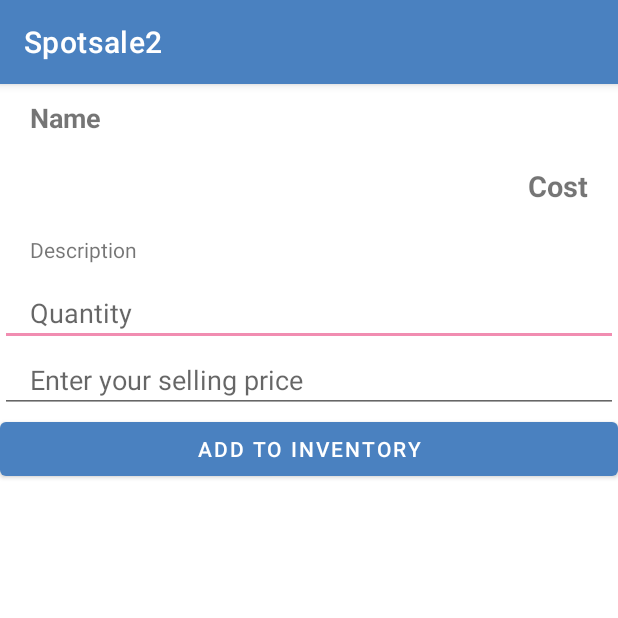
After one commit to Aditi-hande/Spotsale2, an Android app: the SellerProductActivity screen opened directly, with no data from a screen before it, on a phone screen of 412 x 824 dp, the top half of it. The commit adds this screen. Run offline under Robolectric (Android 15) with nearby library versions, the phone set to English and light mode, and no system bars; our stand-ins replace Firebase (no records; nobody signed in at launch, a user with empty details on screens opened directly), Picasso; 4 statements that could not run were skipped.

Commit message:
inventory added

```diff
--- a/app/src/main/AndroidManifest.xml
+++ b/app/src/main/AndroidManifest.xml
@@ -16,7 +16,9 @@
         android:supportsRtl="true"
         android:theme="@style/AppTheme"
         android:usesCleartextTraffic="true">
-        <activity android:name=".SellerActivity"></activity>
+        <activity android:name=".SellerProductActivity"></activity>
+        <activity android:name=".AddItemActivity" />
+        <activity android:name=".SellerActivity" />
         <activity android:name=".SubCategoryActivity" />
         <activity android:name=".CategoryActivity" />
         <activity android:name=".AddressActivity" />
--- a/app/src/main/java/com/example/ecommerce/spotsale2/CatalogActivity.java
+++ b/app/src/main/java/com/example/ecommerce/spotsale2/CatalogActivity.java
@@ -234,6 +234,7 @@ public class CatalogActivity extends AppCompatActivity
         if (id == R.id.nav_wishlist) {
 
         } else if (id == R.id.nav_categories) {
+            startActivity(new Intent(getApplicationContext(),CategoryActivity.class));
 
         } else if (id == R.id.nav_orders) {
 
--- /dev/null
+++ b/app/src/main/java/com/example/ecommerce/spotsale2/SellerProductActivity.java
@@ -0,0 +1,94 @@
+package com.example.ecommerce.spotsale2;
+
+import androidx.appcompat.app.AppCompatActivity;
+
+import android.os.Bundle;
+import android.view.View;
+import android.widget.Button;
+import android.widget.EditText;
+import android.widget.ImageView;
+import android.widget.TextView;
+
+import com.example.ecommerce.spotsale2.DatabaseClasses.Inventory;
+import com.example.ecommerce.spotsale2.DatabaseClasses.Product;
+import com.google.android.material.snackbar.Snackbar;
+import com.google.firebase.auth.FirebaseAuth;
+import com.google.firebase.database.DatabaseReference;
+import com.google.firebase.database.FirebaseDatabase;
+import com.google.firebase.firestore.CollectionReference;
+import com.google.firebase.firestore.FirebaseFirestore;
+import com.squareup.picasso.Picasso;
+
+import java.util.ArrayList;
+
+public class SellerProductActivity extends AppCompatActivity {
+    private Product product;
+    private Inventory inventory;
+
+    ImageView imageView;
+    TextView nameText, costText,descText;
+    EditText qtyView,sellingcostView;
+
+    @Override
+    protected void onCreate(Bundle savedInstanceState) {
+        super.onCreate(savedInstanceState);
+        setContentView(R.layout.activity_seller_product);
+
+        product = (Product) getIntent().getSerializableExtra("product");
+        inventory=(Inventory)getIntent().getSerializableExtra("inventory") ;
+
+        imageView = findViewById(R.id.image);
+        nameText = findViewById(R.id.name);
+        costText = findViewById(R.id.cost_text);
+        descText = findViewById(R.id.description);
+        qtyView=findViewById(R.id.sell_qty);
+        sellingcostView=findViewById(R.id.sell_cost);
+
+        nameText.setText(product.getName());
+        costText.setText(String.valueOf(product.getCost()));
+        descText.setText(product.getDescription());
+
+        Picasso.get().load(product.getImageUrl()).into(imageView);
+
+        final CollectionReference db = FirebaseFirestore.getInstance()
+                .collection(getResources().getText(R.string.products).toString());
+
+        ((Button) findViewById(R.id.add_to_inventorybtn)).setOnClickListener(new View.OnClickListener() {
+
+
+
+            @Override
+            public void onClick(View v) {DatabaseReference ref = FirebaseDatabase.getInstance().getReference()
+                    .child("Inventories".toString())
+                    .child(inventory.getInventory_id());
+
+                final int qty = Integer.parseInt( qtyView.getText().toString());
+                final int sellingcost= Integer.parseInt(sellingcostView.getText().toString());
+
+
+                if(product.getCost()>sellingcost){
+                if(inventory.getProductList() == null){
+                    inventory.setProductList(new ArrayList<Product>());
+                }
+                product.setCost(sellingcost);
+                inventory.getProductList().add(product);
+                inventory.setTotal_items(inventory.getTotal_items() + qty);
+
+                ref.setValue(inventory);
+
+                /*    Decrease product qty from stocks    */
+                //product.setQty(product.getQty() - 1);
+                //db.document(product.getItem_id()).set(product);
+
+                Snackbar.make(v, "Added to Inventory", Snackbar.LENGTH_LONG).show();
+            } else{
+                    Snackbar.make(v, "Cost should be less than MRP !", Snackbar.LENGTH_LONG).show();
+                }
+
+            }
+        });
+
+
+
+    }
+}
--- /dev/null
+++ b/app/src/main/res/layout/activity_seller_product.xml
@@ -0,0 +1,72 @@
+<?xml version="1.0" encoding="utf-8"?>
+<LinearLayout xmlns:android="http://schemas.android.com/apk/res/android"
+    xmlns:app="http://schemas.android.com/apk/res-auto"
+    xmlns:tools="http://schemas.android.com/tools"
+    android:layout_width="match_parent"
+    android:layout_height="match_parent"
+    tools:context=".SellerProductActivity"
+    android:orientation="vertical">
+
+    <ImageView
+        android:id="@+id/image"
+        android:layout_width="match_parent"
+        android:layout_height="wrap_content"
+        android:paddingHorizontal="50dp"
+        android:maxHeight="200dp"
+        android:layout_centerHorizontal="true" />
+
+    <TextView
+        android:id="@+id/name"
+        android:layout_width="match_parent"
+        android:layout_height="wrap_content"
+        android:paddingHorizontal="20dp"
+        android:paddingVertical="10dp"
+        android:textSize="18sp"
+        android:textStyle="bold"
+        android:text="Name" />
+
+    <TextView
+        android:id="@+id/cost_text"
+        android:layout_width="match_parent"
+        android:layout_height="wrap_content"
+        android:paddingHorizontal="20dp"
+        android:paddingVertical="10dp"
+        android:textSize="19sp"
+        android:textStyle="bold"
+        android:gravity="end"
+        android:text="Cost" />
+
+    <TextView
+        android:id="@+id/description"
+        android:layout_width="match_parent"
+        android:layout_height="wrap_content"
+        android:paddingHorizontal="20dp"
+        android:paddingVertical="10dp"
+        android:text="Description" />
+
+    <EditText
+        android:id="@+id/sell_qty"
+        android:layout_width="match_parent"
+        android:layout_height="wrap_content"
+        android:paddingHorizontal="20dp"
+        android:paddingVertical="10dp"
+        android:hint="Quantity"
+        android:inputType="number"/>
+
+    <EditText
+        android:id="@+id/sell_cost"
+        android:layout_width="match_parent"
+        android:layout_height="wrap_content"
+        android:paddingHorizontal="20dp"
+        android:paddingVertical="10dp"
+        android:hint="Enter your selling price"
+        android:inputType="number"/>
+
+    <Button
+        android:id="@+id/add_to_inventorybtn"
+        android:layout_width="match_parent"
+        android:layout_height="wrap_content"
+        android:text="ADD TO Inventory"/>
+
+
+</LinearLayout>
```
Also changed, not shown: app/src/main/java/com/example/ecommerce/spotsale2/AddItemActivity.java (added, +21 -0 lines), app/src/main/java/com/example/ecommerce/spotsale2/DatabaseClasses/Inventory.java (added, +46 -0 lines), app/src/main/java/com/example/ecommerce/spotsale2/SellerActivity.java (+55 -1 lines), app/src/main/java/com/example/ecommerce/spotsale2/SellerProductAdapter.java (added, +91 -0 lines), app/src/main/res/layout/activity_add_item.xml (added, +9 -0 lines), app/src/main/res/layout/activity_seller.xml (+9 -0 lines).
